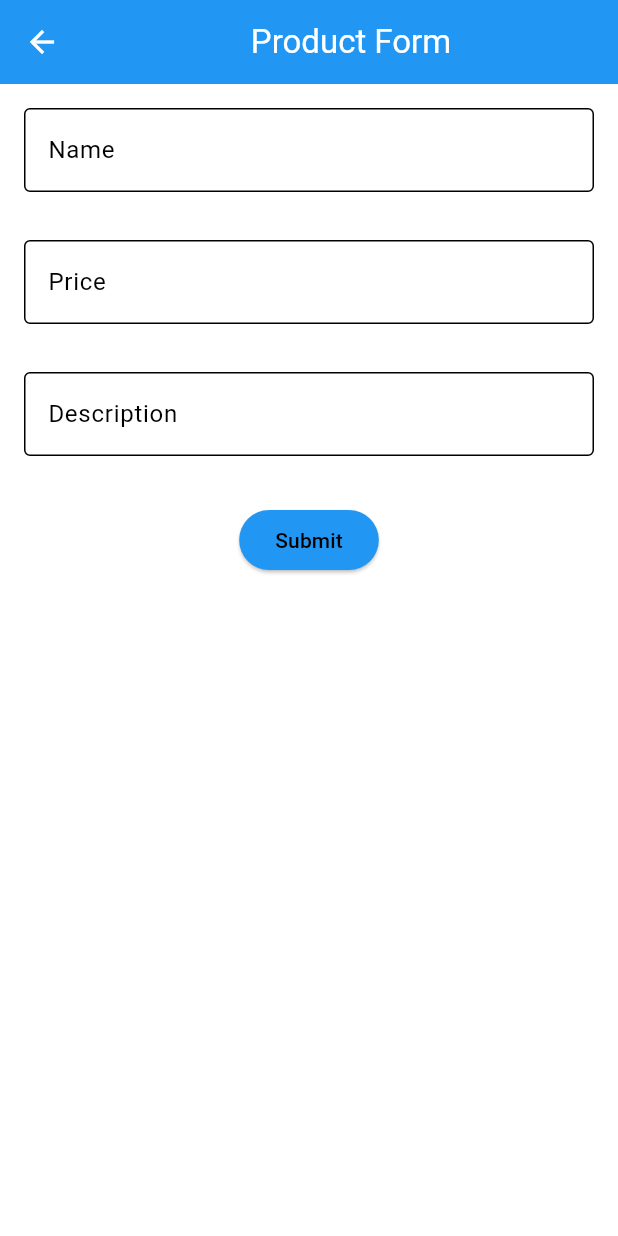
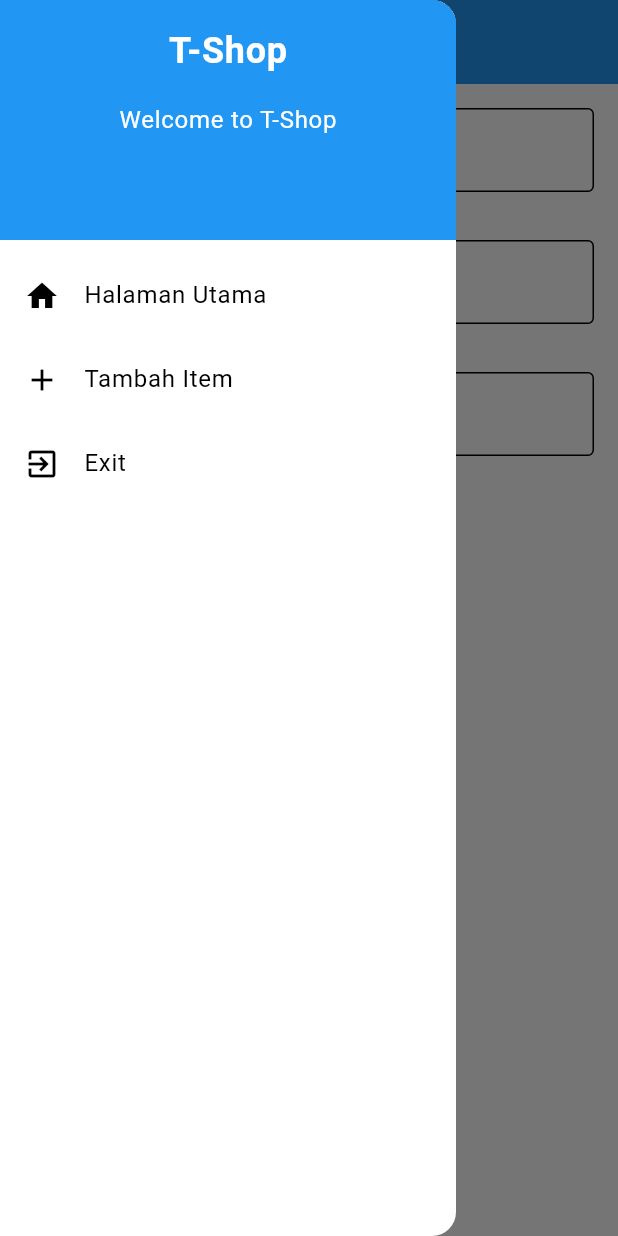
Before and after one commit to RaAhYaMa/pbp-my-e-commerce-mobile, a Flutter app: the ProductFormPage screen opened directly, with the side drawer open (before the commit the screen has no drawer), on a phone screen of 412 x 824 dp. Run offline on Flutter 3.47's test engine with Material 3 defaults, Android fonts, the phone set to English and light mode, and no system bars.

Commit message:
Membuat sebuah drawer

```diff
--- a/lib/screens/formProductPage.dart
+++ b/lib/screens/form_product_page.dart
@@ -1,4 +1,5 @@
 import 'package:flutter/material.dart';
+import 'package:my_e_commerce_mobile/widgets/left_drawer.dart';
 
 class ProductFormPage extends StatefulWidget {
   const ProductFormPage({super.key});
@@ -24,6 +25,8 @@ class _ProductFormPageState extends State<ProductFormPage> {
         foregroundColor: Colors.white,
       ),
 
+      drawer: const LeftDrawer(),
+
       body: Form(
         key: _formKey,
         child: SingleChildScrollView(
@@ -36,6 +39,15 @@ class _ProductFormPageState extends State<ProductFormPage> {
                   decoration: const InputDecoration(
                     enabledBorder: OutlineInputBorder(
                       borderSide: BorderSide(color: Colors.black),
+                    ),
+                    errorBorder: OutlineInputBorder(
+                      borderSide: BorderSide(color: Colors.red),
+                    ),
+                    focusedBorder: OutlineInputBorder(
+                      borderSide: BorderSide(color: Colors.blue),
+                    ),
+                    focusedErrorBorder: OutlineInputBorder(
+                      borderSide: BorderSide(color: Colors.blue),
                     ),
                     hintText: 'Enter product name',
                     labelText: 'Name',
@@ -59,6 +71,15 @@ class _ProductFormPageState extends State<ProductFormPage> {
                   decoration: const InputDecoration(
                     enabledBorder: OutlineInputBorder(
                       borderSide: BorderSide(color: Colors.black),
+                    ),
+                    errorBorder: OutlineInputBorder(
+                      borderSide: BorderSide(color: Colors.red),
+                    ),
+                    focusedBorder: OutlineInputBorder(
+                      borderSide: BorderSide(color: Colors.blue),
+                    ),
+                    focusedErrorBorder: OutlineInputBorder(
+                      borderSide: BorderSide(color: Colors.blue),
                     ),
                     hintText: 'Enter product price',
                     labelText: 'Price',
@@ -85,6 +106,15 @@ class _ProductFormPageState extends State<ProductFormPage> {
                   decoration: const InputDecoration(
                     enabledBorder: OutlineInputBorder(
                       borderSide: BorderSide(color: Colors.black),
+                    ),
+                    errorBorder: OutlineInputBorder(
+                      borderSide: BorderSide(color: Colors.red),
+                    ),
+                    focusedBorder: OutlineInputBorder(
+                      borderSide: BorderSide(color: Colors.blue),
+                    ),
+                    focusedErrorBorder: OutlineInputBorder(
+                      borderSide: BorderSide(color: Colors.blue),
                     ),
                     hintText: 'Enter product description',
                     labelText: 'Description',
--- /dev/null
+++ b/lib/widgets/left_drawer.dart
@@ -0,0 +1,74 @@
+import 'package:flutter/material.dart';
+import 'package:flutter/services.dart';
+import 'package:my_e_commerce_mobile/screens/form_product_page.dart';
+import 'package:my_e_commerce_mobile/screens/menu.dart';
+
+class LeftDrawer extends StatelessWidget {
+  const LeftDrawer({super.key});
+
+  @override
+  Widget build(BuildContext context) {
+    return Drawer(
+      child: ListView(
+        children: [
+          DrawerHeader(
+            decoration: BoxDecoration(
+              color: Theme.of(context).colorScheme.primary,
+            ),
+            child: const Column(
+              children: [
+                Text(
+                  'T-Shop',
+                  style: TextStyle(
+                    color: Colors.white,
+                    fontSize: 24,
+                    fontWeight: FontWeight.bold,
+                  ),
+                ),
+                Padding(padding: EdgeInsets.all(8)),
+                Text(
+                  'Welcome to T-Shop',
+                  style: TextStyle(
+                    color: Colors.white,
+                    fontSize: 16,
+                  ),
+                )
+              ]
+            ),
+          ),
+          ListTile(
+            leading: const Icon(Icons.home),
+            title: const Text('Halaman Utama'),
+            onTap: () {
+              Navigator.pushReplacement(
+                context,
+                MaterialPageRoute(
+                  builder: (context) => MyHomePage(),
+                )
+              );
+            },
+          ),
+          ListTile(
+            leading: const Icon(Icons.add),
+            title: const Text('Tambah Item'),
+            onTap: () {
+              Navigator.push(
+                context,
+                MaterialPageRoute(
+                  builder: (context) => const ProductFormPage()
+                )
+              );
+            },
+          ),
+          ListTile(
+            leading: const Icon(Icons.exit_to_app),
+            title: const Text('Exit'),
+            onTap: () {
+              SystemNavigator.pop();
+            },
+          ),
+        ],
+      ),
+    );
+  }
+}
```
Also changed, not shown: lib/screens/menu.dart (+5 -59 lines), lib/widgets/item_card.dart (added, +61 -0 lines).
